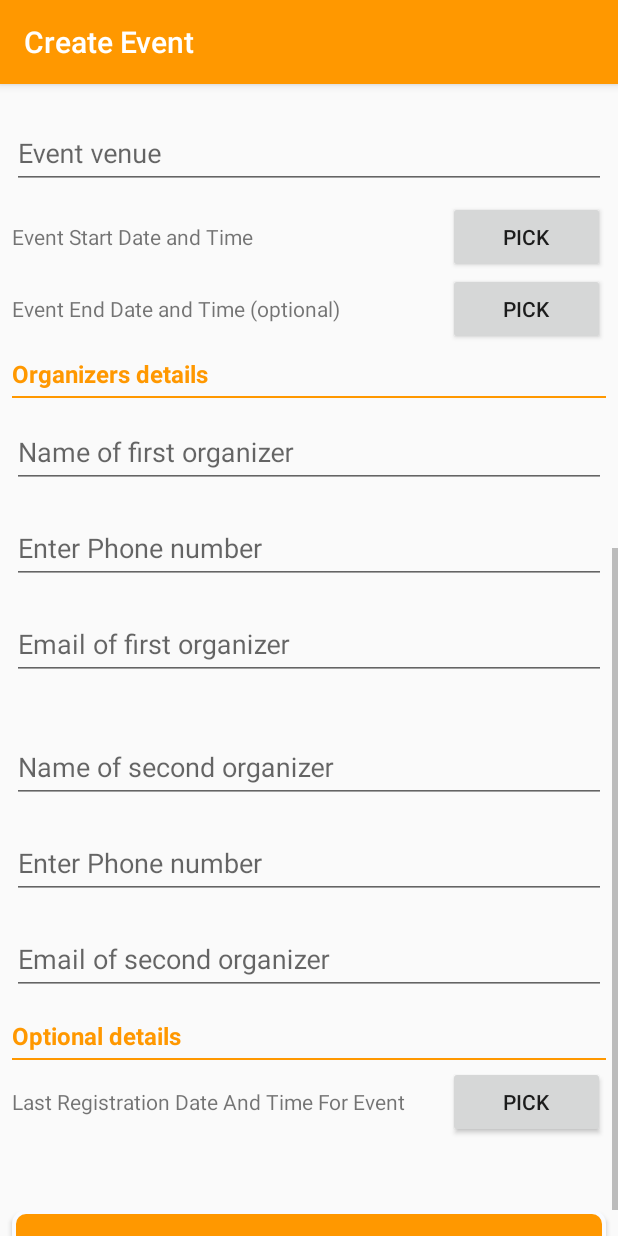
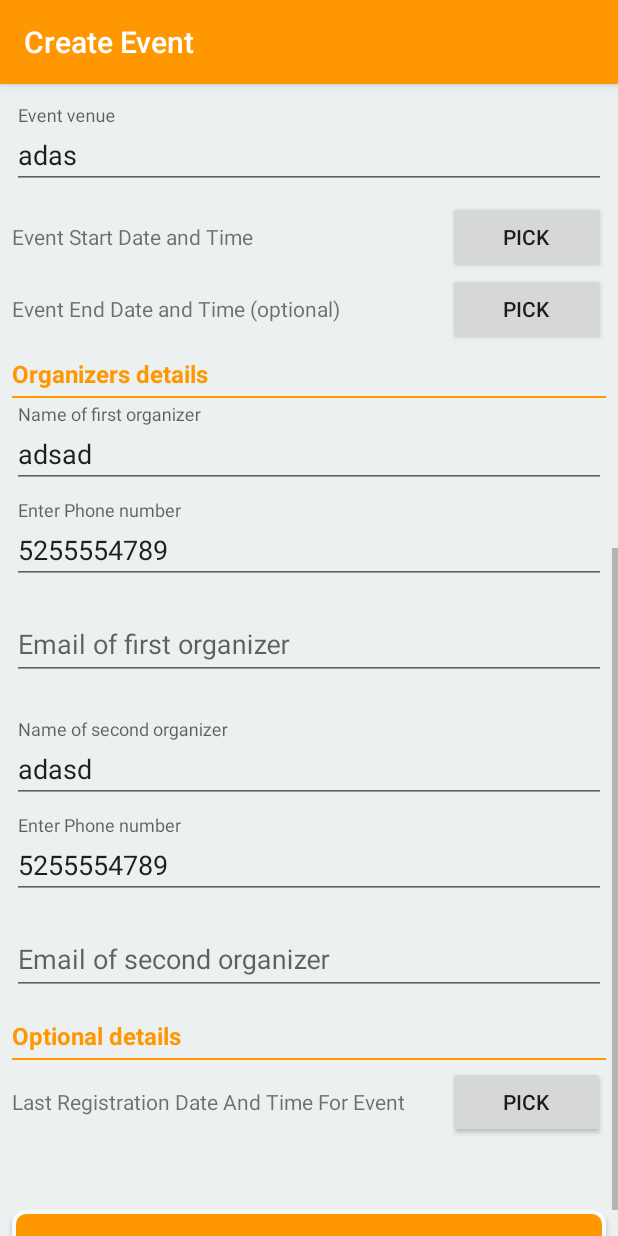
Before and after one commit to muraliprajapati/CollegeConnect, an Android app: the CreateEventActivity screen opened directly, with no data from a screen before it, scrolled down 537 dp, on a phone screen of 412 x 824 dp. Run offline under Robolectric (Android 15) with nearby library versions, the phone set to English and light mode, and no system bars; our stand-ins replace Volley; libraries missing offline, so code that uses them is left out: dmax.dialog; pictures from the network do not load; 5 statements that could not run were skipped.

Commit message:
resource folder updated

```diff
--- a/app/src/main/res/drawable/button_state_bg.xml
+++ b/app/src/main/res/drawable/button_state_bg.xml
@@ -8,4 +8,10 @@
         <color android:color="#bdc3c7" />
     </item>
 
+    <item android:state_enabled="false">
+        <color android:color="@color/activity_bg" />
+    </item>
+    <item android:state_enabled="true">
+        <color android:color="@android:color/white" />
+    </item>
 </selector>
--- a/app/src/main/res/layout/activity_create_event.xml
+++ b/app/src/main/res/layout/activity_create_event.xml
@@ -2,7 +2,8 @@
 <ScrollView xmlns:android="http://schemas.android.com/apk/res/android"
     android:id="@+id/createEventScrollView"
     android:layout_width="match_parent"
-    android:layout_height="match_parent">
+    android:layout_height="match_parent"
+    android:background="@color/activity_bg">
 
     <LinearLayout
         android:layout_width="match_parent"
@@ -22,13 +23,13 @@
                 android:layout_alignParentLeft="true"
                 android:layout_alignParentStart="true"
                 android:layout_alignParentTop="true"
-                android:background="@drawable/preview_gradient"
-                android:scaleType="centerCrop" />
+                android:scaleType="centerCrop"
+                android:src="@drawable/placeholder" />
 
             <Button
                 android:id="@+id/clearImageButton"
-                android:layout_width="24dp"
-                android:layout_height="24dp"
+                android:layout_width="36dp"
+                android:layout_height="36dp"
                 android:layout_alignRight="@id/eventImageView"
                 android:background="@drawable/ic_highlight_off_blue_grey_500_18dp" />
 
@@ -60,10 +61,10 @@
                 android:layout_marginLeft="8dp"
                 android:layout_marginRight="8dp"
                 android:layout_weight="1"
-                android:background="@drawable/button_bg"
-
+                android:background="@drawable/button_state_bg"
                 android:gravity="center"
-                android:text="Pick a poster" />
+                android:text="Pick a image"
+                android:textColor="@android:color/black" />
 
             <TextView
                 android:layout_width="0dp"
@@ -81,7 +82,8 @@
                 android:layout_marginRight="8dp"
                 android:layout_weight="1"
                 android:background="@drawable/theme_picker_bg"
-                android:gravity="center" />
+                android:gravity="center"
+                android:paddingLeft="8dp" />
 
         </LinearLayout>
 
@@ -114,7 +116,8 @@
                 android:layout_width="match_parent"
                 android:layout_height="wrap_content"
                 android:layout_margin="8dp"
-                android:hint="Event name" />
+                android:hint="Event name"
+                android:text="aadas" />
         </android.support.design.widget.TextInputLayout>
 
         <android.support.design.widget.TextInputLayout
@@ -126,7 +129,8 @@
                 android:layout_width="match_parent"
                 android:layout_height="wrap_content"
                 android:layout_margin="8dp"
-                android:hint="Event description" />
+                android:hint="Event description"
+                android:text="asda" />
         </android.support.design.widget.TextInputLayout>
 
         <android.support.design.widget.TextInputLayout
@@ -138,6 +142,7 @@
                 android:layout_width="match_parent"
                 android:layout_height="wrap_content"
                 android:layout_margin="8dp"
+
                 android:hint="Club name" />
         </android.support.design.widget.TextInputLayout>
 
@@ -150,7 +155,8 @@
                 android:layout_width="match_parent"
                 android:layout_height="wrap_content"
                 android:layout_margin="8dp"
-                android:hint="Event venue " />
+                android:hint="Event venue "
+                android:text="adas" />
         </android.support.design.widget.TextInputLayout>
 
 
@@ -227,7 +233,8 @@
                 android:layout_width="match_parent"
                 android:layout_height="wrap_content"
                 android:layout_margin="8dp"
-                android:hint="Name of first organizer" />
+                android:hint="Name of first organizer"
+                android:text="adsad" />
         </android.support.design.widget.TextInputLayout>
 
         <android.support.design.widget.TextInputLayout
@@ -241,7 +248,8 @@
                 android:layout_margin="8dp"
                 android:hint="Enter Phone number"
                 android:inputType="phone"
-                android:maxLength="10" />
+                android:maxLength="10"
+                android:text="5255554789" />
         </android.support.design.widget.TextInputLayout>
 
         <android.support.design.widget.TextInputLayout
@@ -254,7 +262,8 @@
                 android:layout_height="wrap_content"
                 android:layout_margin="8dp"
                 android:hint="Email of first organizer"
-                android:inputType="textEmailAddress" />
+                android:inputType="textEmailAddress"
+                android:text="" />
 
         </android.support.design.widget.TextInputLayout>
 
@@ -268,7 +277,8 @@
                 android:layout_width="match_parent"
                 android:layout_height="wrap_content"
                 android:layout_margin="8dp"
-                android:hint="Name of second organizer" />
+                android:hint="Name of second organizer"
+                android:text="adasd" />
         </android.support.design.widget.TextInputLayout>
 
         <android.support.design.widget.TextInputLayout
@@ -282,7 +292,8 @@
                 android:layout_margin="8dp"
                 android:hint="Enter Phone number"
                 android:inputType="phone"
-                android:maxLength="10" />
+                android:maxLength="10"
+                android:text="5255554789" />
         </android.support.design.widget.TextInputLayout>
 
         <android.support.design.widget.TextInputLayout
@@ -295,7 +306,8 @@
                 android:layout_height="wrap_content"
                 android:layout_margin="8dp"
                 android:hint="Email of second organizer"
-                android:inputType="textEmailAddress" />
+                android:inputType="textEmailAddress"
+                android:text="" />
 
         </android.support.design.widget.TextInputLayout>
 
--- a/app/src/main/res/layout/drawer_header.xml
+++ b/app/src/main/res/layout/drawer_header.xml
@@ -3,7 +3,7 @@
     xmlns:app="http://schemas.android.com/apk/res-auto"
     android:layout_width="match_parent"
     android:layout_height="match_parent"
-    android:background="@drawable/images_bg">
+    android:background="@drawable/drawer_header_bg">
 
     <com.pkmmte.view.CircularImageView
         android:id="@+id/image_profile"
--- a/app/src/main/res/layout/event_card_view.xml
+++ b/app/src/main/res/layout/event_card_view.xml
@@ -84,7 +84,7 @@
                 android:layout_width="wrap_content"
                 android:layout_height="wrap_content"
                 android:button="@drawable/checkbox_background"
-                android:checked="true" />
+                android:checked="false" />
         </LinearLayout>
     </LinearLayout>
 
--- a/app/src/main/res/values/strings.xml
+++ b/app/src/main/res/values/strings.xml
@@ -33,6 +33,10 @@
 
 
     </string-array>
+    <string name="council">Our Institute Official Website was last redesigned in 2008. Since then there have been a lot of major changes in web tech stack worldwide and thus our website is outdated not only in terms of design but in technology too. We feel there is urgent need to work upon our Institute website (svnit.ac.in)
+
+We are making a team to work upon it, all those who wants to contribute in it.
+kindly meet on Monday (1/2/2016) at central canteen 12:30 pm sharp.</string>
     <string name="drishti">Drishti is a technical hobby club of SVNIT that has been involved in all technical activities carried out in the college. DRISHTI has been directly patronizing and organizing various technical and knowledge spreading activities in SVNIT since its inception by carrying out a number of workshops which include a broad spectrum of topics ranging from image processing and robotics and from astronomy to Rubik\'s cube. Drishti promotes student participation in nationally recognized technical festivals like Techfest-IITB and Kshitij-IIT Kharagpur. DRISHTI also represents SVNIT in various national/International competitions like ROBOCON and CANSAT.</string>
     <string name="yantr_yuddha">Construct a wired/wireless,radio controlled,maneuverable machine proficient in destructing an opponent\'s machine in a one-on-one tournament.</string>
 </resources>
```
Also changed, not shown: app/src/main/res/drawable-xxxhdpi/gradient_blue_grey.xml (added, +11 -0 lines), app/src/main/res/drawable/drawer_header_bg.xml (added, +9 -0 lines), app/src/main/res/drawable/gradient_blu.xml (added, +11 -0 lines), app/src/main/res/drawable/gradient_purple.xml (added, +11 -0 lines), app/src/main/res/drawable/gradient_teal.xml (added, +11 -0 lines), app/src/main/res/layout/activity_about_layout.xml (added, +34 -0 lines), app/src/main/res/layout/council_notice_layout.xml (added, +128 -0 lines), app/src/main/res/layout/password_edit_text.xml (added, +15 -0 lines), app/src/main/res/values/styles.xml (+8 -0 lines), app/src/main/res/drawable/blue_gradient.jpg (added), app/src/main/res/drawable/blue_grey_gradient.png (added), app/src/main/res/drawable/purple_gradient.jpg (added), app/src/main/res/drawable/teal_gradient.jpg (added).
